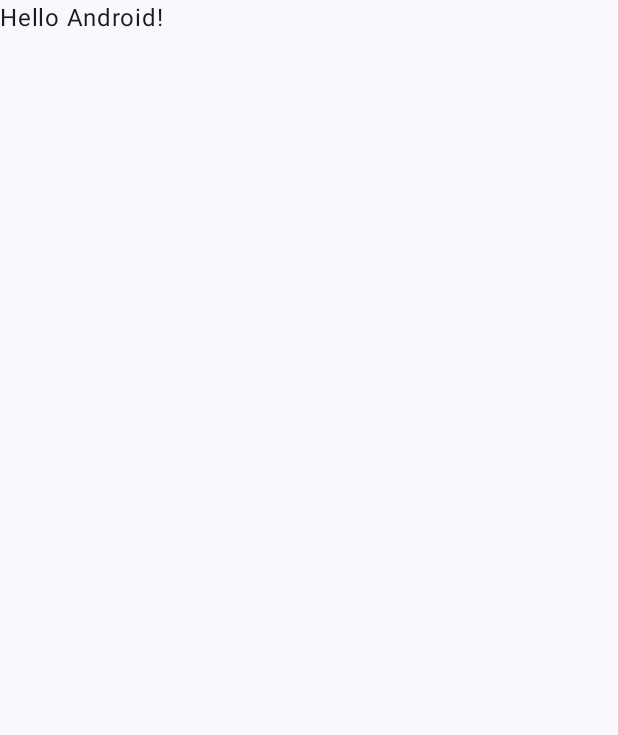
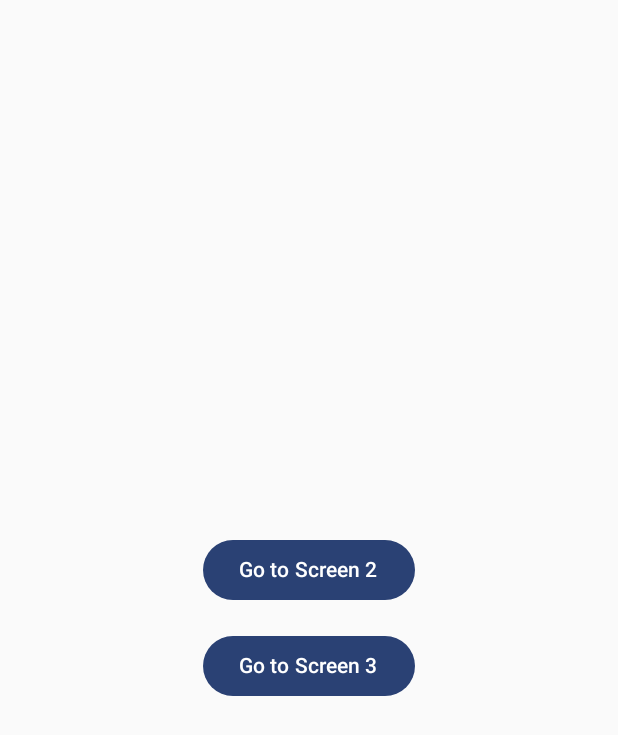
Before and after one commit to dreamboy1339/Jetpack-Compose-Sample, an Android app built with Jetpack Compose: the screen it shows after launch (MainActivity), on a phone screen of 412 x 824 dp. Before the commit the part shown is almost empty. Shown: the top 735 px of the screen. Run offline under Robolectric (Android 15) with nearby library versions, the phone set to English and light mode, and no system bars.

Commit message:
🚧 화면 구조 추가

```diff
--- a/app/src/main/java/com/hjw/app/jetpack/compose/sample/MainActivity.kt
+++ b/app/src/main/java/com/hjw/app/jetpack/compose/sample/MainActivity.kt
@@ -1,29 +1,32 @@
 package com.hjw.app.jetpack.compose.sample
 
+import android.content.Intent
 import android.os.Bundle
 import androidx.activity.ComponentActivity
 import androidx.activity.compose.setContent
-import androidx.activity.enableEdgeToEdge
-import androidx.compose.foundation.layout.fillMaxSize
-import androidx.compose.foundation.layout.padding
-import androidx.compose.material3.Scaffold
-import androidx.compose.material3.Text
-import androidx.compose.runtime.Composable
+import androidx.compose.foundation.layout.*
+import androidx.compose.material3.*
+import androidx.compose.runtime.*
+import androidx.compose.ui.Alignment
 import androidx.compose.ui.Modifier
-import androidx.compose.ui.tooling.preview.Preview
+import androidx.compose.ui.unit.dp
 import com.hjw.app.jetpack.compose.sample.ui.theme.JetpackComposeSampleTheme
 
 class MainActivity : ComponentActivity() {
     override fun onCreate(savedInstanceState: Bundle?) {
         super.onCreate(savedInstanceState)
-        enableEdgeToEdge()
         setContent {
             JetpackComposeSampleTheme {
-                Scaffold(modifier = Modifier.fillMaxSize()) { innerPadding ->
-                    Greeting(
-                        name = "Android",
-                        modifier = Modifier.padding(innerPadding)
+                var currentScreen by remember { mutableStateOf(1) }
+
+                when (currentScreen) {
+                    1 -> ScreenOne(
+                        onGoToScreenTwo = { currentScreen = 2 },
+                        onGoToScreenThree = {
+                            startActivity(Intent(this, SecondActivity::class.java))
+                        }
                     )
+                    2 -> ScreenTwo()
                 }
             }
         }
@@ -31,17 +34,31 @@ class MainActivity : ComponentActivity() {
 }
 
 @Composable
-fun Greeting(name: String, modifier: Modifier = Modifier) {
-    Text(
-        text = "Hello $name!",
-        modifier = modifier
-    )
+fun ScreenOne(
+    onGoToScreenTwo: () -> Unit,
+    onGoToScreenThree: () -> Unit
+) {
+    Column(
+        modifier = Modifier.fillMaxSize(),
+        verticalArrangement = Arrangement.Center,
+        horizontalAlignment = Alignment.CenterHorizontally
+    ) {
+        Button(onClick = onGoToScreenTwo) {
+            Text("Go to Screen 2")
+        }
+        Spacer(modifier = Modifier.height(16.dp))
+        Button(onClick = onGoToScreenThree) {
+            Text("Go to Screen 3")
+        }
+    }
 }
 
-@Preview(showBackground = true)
 @Composable
-fun GreetingPreview() {
-    JetpackComposeSampleTheme {
-        Greeting("Android")
+fun ScreenTwo() {
+    Box(
+        modifier = Modifier.fillMaxSize(),
+        contentAlignment = Alignment.Center
+    ) {
+        Text("This is Screen 2")
     }
 }
```
Also changed, not shown: app/src/main/AndroidManifest.xml (+5 -5 lines), app/src/main/java/com/hjw/app/jetpack/compose/sample/SecondActivity.kt (added, +33 -0 lines).
